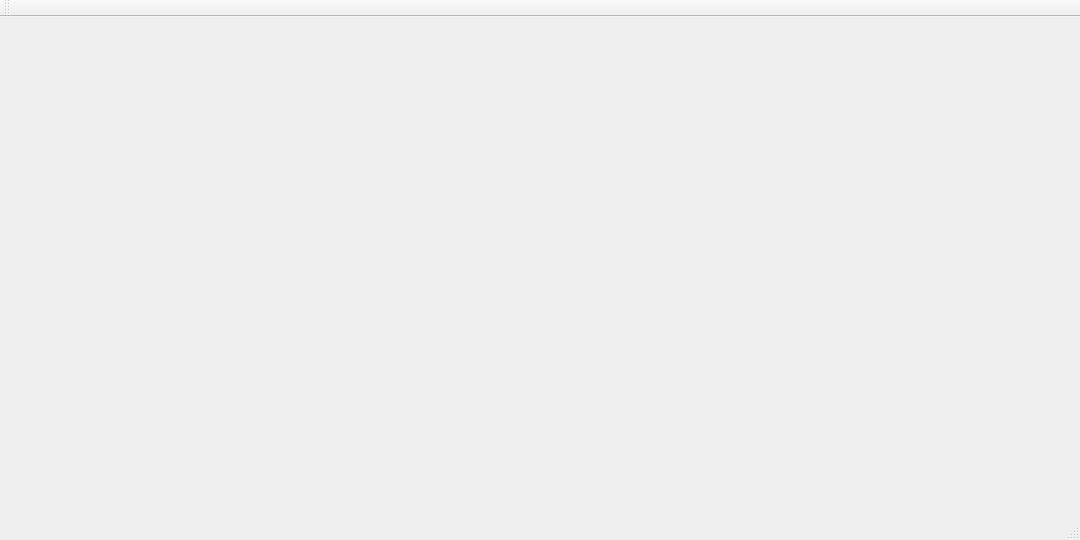
Before: the Qt Designer form teev-qt/mainwindow.ui in mkrufky/libdvbtee, drawn with Qt 5.
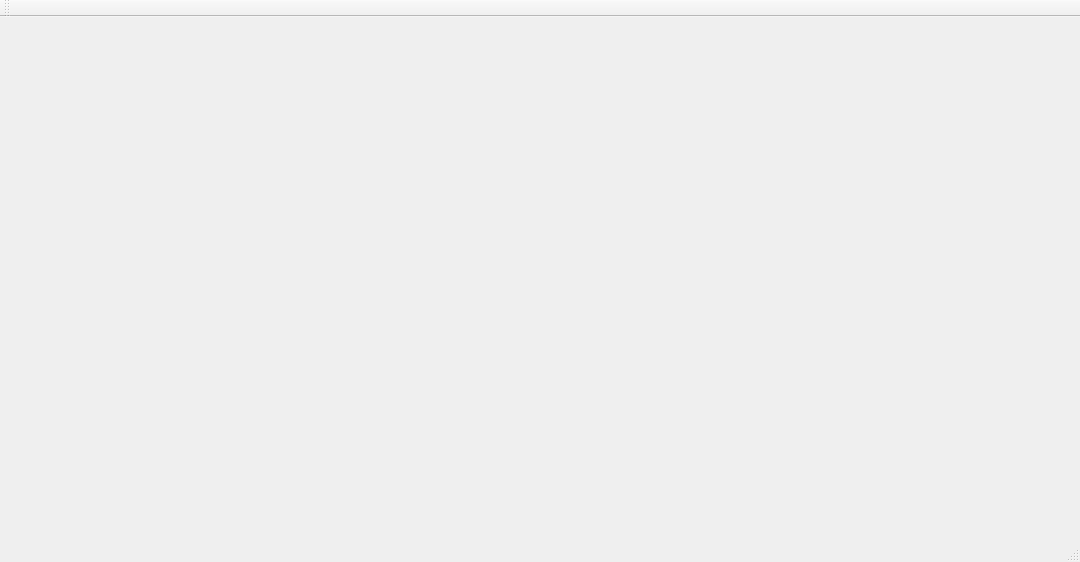
After: the same form once the commit is applied.

Commit message: teev: show video metadata in statusbar hack hack hack fixme

Patch:
```diff
--- a/teev-qt/mainwindow.ui
+++ b/teev-qt/mainwindow.ui
@@ -6,7 +6,7 @@
     <x>0</x>
     <y>0</y>
     <width>1080</width>
-    <height>540</height>
+    <height>562</height>
    </rect>
   </property>
   <property name="windowTitle" >
```
The commit also changes 2 other files.
